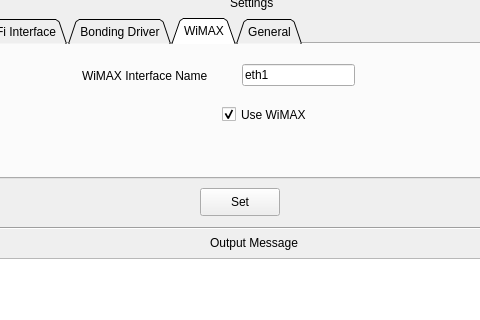
This is pyqt/openroad.ui in yapkke/nf-bicast-module as Qt 5 draws it before an edit; both pictures show x 150 to 630 and y 311 to 631 of the 800 by 719 pixel window. The edited form follows.
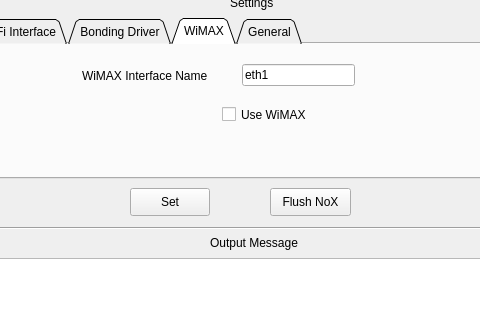
This is the edited form. The open tabs and pages were chosen to show the change.

Diff of the .ui file:
```diff
--- a/pyqt/openroad.ui
+++ b/pyqt/openroad.ui
@@ -323,7 +323,7 @@
        <string>Use WiMAX</string>
       </property>
       <property name="checked" >
-       <bool>true</bool>
+       <bool>false</bool>
       </property>
      </widget>
     </widget>
@@ -717,7 +717,7 @@
    <widget class="QPushButton" name="ButtonSet" >
     <property name="geometry" >
      <rect>
-      <x>350</x>
+      <x>280</x>
       <y>480</y>
       <width>80</width>
       <height>28</height>
@@ -740,6 +740,19 @@
      <string>Start</string>
     </property>
    </widget>
+   <widget class="QPushButton" name="ButtonFlush" >
+    <property name="geometry" >
+     <rect>
+      <x>420</x>
+      <y>480</y>
+      <width>81</width>
+      <height>28</height>
+     </rect>
+    </property>
+    <property name="text" >
+     <string>Flush NoX</string>
+    </property>
+   </widget>
   </widget>
   <widget class="QStatusBar" name="statusbar" />
   <widget class="QMenuBar" name="menubar" >
```
